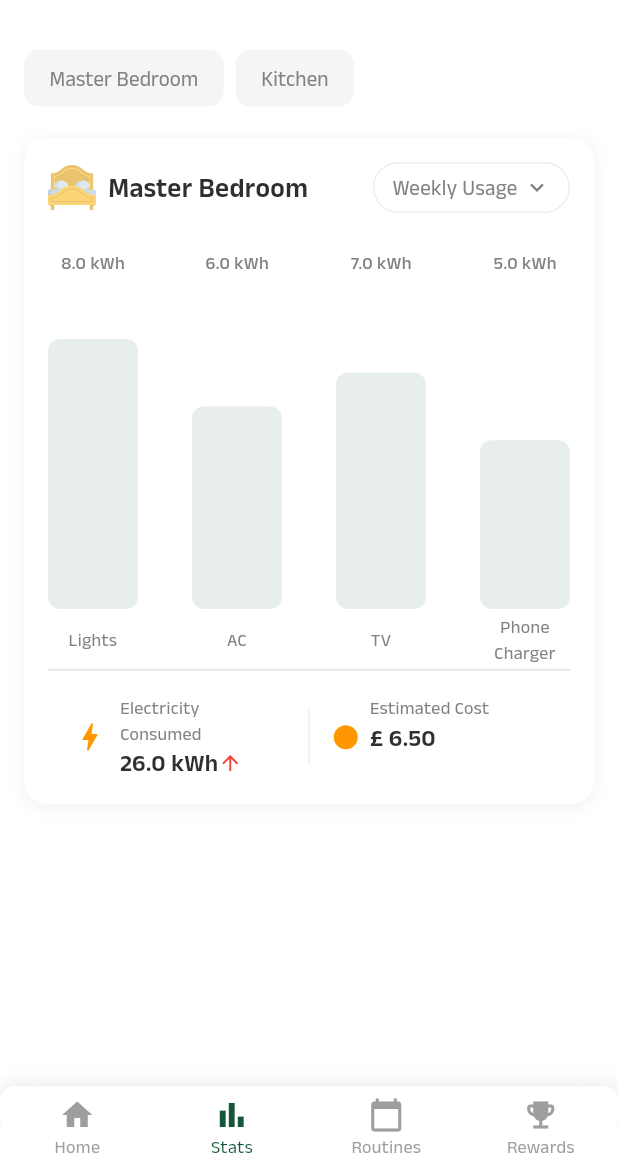
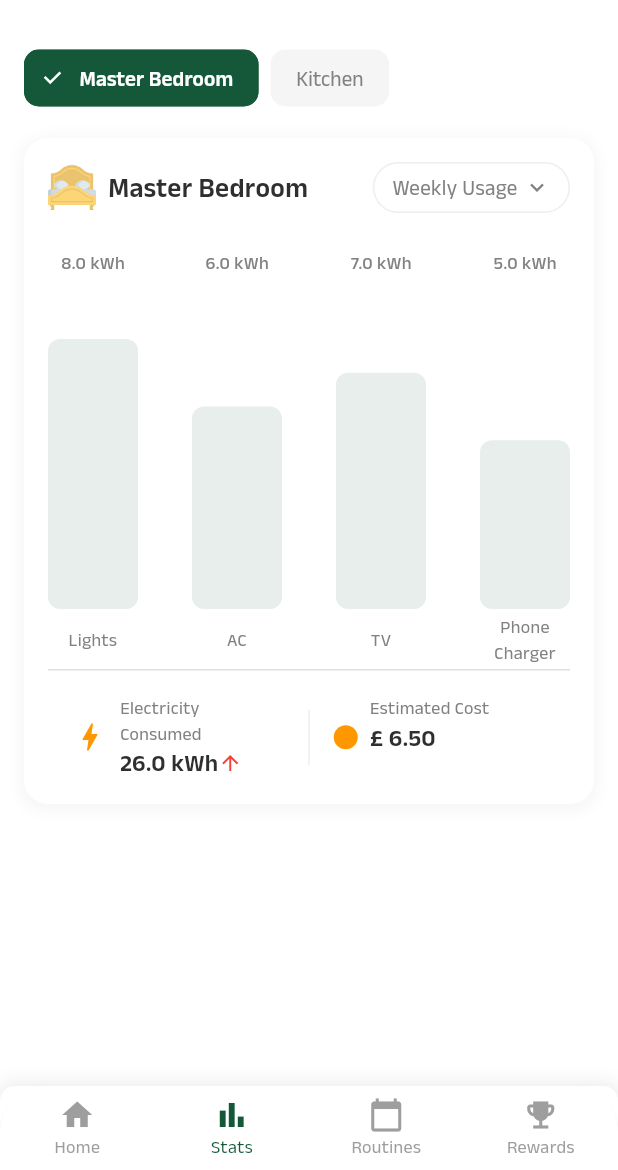
Before and after one commit to 31SUFI/EnergyPulse, a Flutter app: the screen it shows after launch, item 2 of the bottom bar chosen, on a phone screen of 412 x 824 dp, the part 66-1236 px from its top. Run offline on Flutter 3.47's test engine with Material 3 defaults, Android fonts, the phone set to English and light mode, and no system bars; our stand-ins replace flutter_svg.

Commit message:
fix chip issue

```diff
--- a/lib/features/stats_screen/providers/room_selection_provider.dart
+++ b/lib/features/stats_screen/providers/room_selection_provider.dart
@@ -1,12 +1,26 @@
+import 'package:flutter/foundation.dart';
+import 'package:provider/provider.dart';
 import 'package:flutter/material.dart';
+import '../../../features/home_screen/providers/space_provider.dart';
 
-class RoomSelectionProvider extends ChangeNotifier {
-  String _selectedRoom = "Oliver's Bedroom";
+class RoomSelectionProvider with ChangeNotifier {
+  String? _selectedRoom;
 
-  String get selectedRoom => _selectedRoom;
+  String? get selectedRoom => _selectedRoom;
 
-  void selectRoom(String room) {
-    _selectedRoom = room;
+  // Initialize with first room
+  void initializeWithFirstRoom(BuildContext context) {
+    if (_selectedRoom == null) {
+      final spaceProvider = Provider.of<SpaceProvider>(context, listen: false);
+      if (spaceProvider.spaces.isNotEmpty) {
+        _selectedRoom = spaceProvider.spaces.first.name;
+        notifyListeners();
+      }
+    }
+  }
+
+  void selectRoom(String roomName) {
+    _selectedRoom = roomName;
     notifyListeners();
   }
 }
--- a/lib/features/stats_screen/view/stats_screen.dart
+++ b/lib/features/stats_screen/view/stats_screen.dart
@@ -5,15 +5,31 @@ import '../providers/room_selection_provider.dart';
 import '../widgets/room_chip.dart';
 import '../widgets/room_usage_stats.dart';
 
-class StatsScreen extends StatelessWidget {
+class StatsScreen extends StatefulWidget {
   const StatsScreen({super.key});
 
   @override
+  State<StatsScreen> createState() => _StatsScreenState();
+}
+
+class _StatsScreenState extends State<StatsScreen> {
+  late final RoomSelectionProvider _roomSelectionProvider;
+
+  @override
+  void initState() {
+    super.initState();
+    _roomSelectionProvider = RoomSelectionProvider();
+    // Initialize room selection after frame is built
+    WidgetsBinding.instance.addPostFrameCallback((_) {
+      _roomSelectionProvider.initializeWithFirstRoom(context);
+    });
+  }
+
+  @override
   Widget build(BuildContext context) {
-    return ChangeNotifierProvider(
-      create: (_) => RoomSelectionProvider(),
+    return ChangeNotifierProvider.value(
+      value: _roomSelectionProvider,
       child: SingleChildScrollView(
-        child: Padding(
         padding: const EdgeInsets.all(16.0),
         child: Column(
           children: [
@@ -42,7 +58,6 @@ class StatsScreen extends StatelessWidget {
           ],
         ),
       ),
-      ),
     );
   }
 }
--- a/lib/features/stats_screen/widgets/room_chip.dart
+++ b/lib/features/stats_screen/widgets/room_chip.dart
@@ -1,7 +1,6 @@
 import 'package:flutter/material.dart';
 import 'package:provider/provider.dart';
 import '../../../core/constants/app_colors.dart';
-import '../../home_screen/providers/space_provider.dart';
 import '../providers/room_selection_provider.dart';
 
 class RoomChip extends StatelessWidget {
@@ -11,33 +10,21 @@ class RoomChip extends StatelessWidget {
 
   @override
   Widget build(BuildContext context) {
-    return Consumer2<RoomSelectionProvider, SpaceProvider>(
-      builder: (context, roomProvider, spaceProvider, _) {
+    return Consumer<RoomSelectionProvider>(
+      builder: (context, roomProvider, _) {
         final bool isSelected = roomProvider.selectedRoom == roomName;
-        spaceProvider.spaces.firstWhere(
-          (space) => space.name == roomName,
-          orElse: () => spaceProvider.spaces.first,
-        );
 
         return FilterChip(
           selected: isSelected,
           selectedColor: AppColors.secondary,
           backgroundColor: AppColors.cardBackground,
           checkmarkColor: AppColors.textWhite,
-          label: Row(
-            mainAxisSize: MainAxisSize.min,
-            children: [
-              Text(
-                roomName,
-                style: TextStyle(
-                  color:
-                      isSelected
-                          ? AppColors.textWhite
-                          : AppColors.textSecondary,
-                  fontWeight: isSelected ? FontWeight.w600 : FontWeight.normal,
-                ),
-              ),
-            ],
+          label: Text(
+            roomName,
+            style: TextStyle(
+              color: isSelected ? AppColors.textWhite : AppColors.textSecondary,
+              fontWeight: isSelected ? FontWeight.w600 : FontWeight.normal,
+            ),
           ),
           onSelected: (_) => roomProvider.selectRoom(roomName),
           shape: RoundedRectangleBorder(
```
Lines whose indentation alone changed are shown as unchanged.
